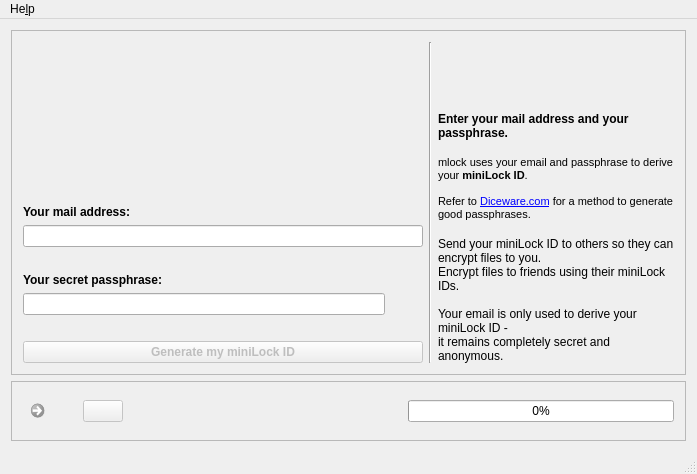
First picture: the form in src/gui/qt-widgets/mlock-gui/mlockmainwindow.ui, repository andre-simon/mikrolock, before the edit.
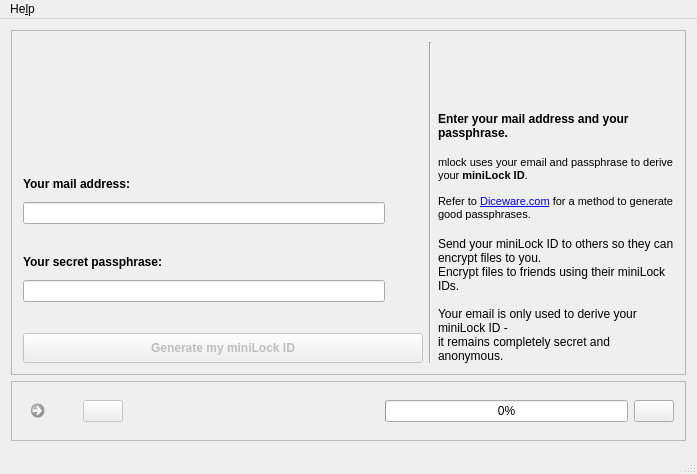
Second picture: the form after the edit. The open tabs and pages were chosen to show the change. Icons and pictures are not drawn.

The edit to the form file:
```diff
--- a/src/gui/qt-widgets/mlock-gui/mlockmainwindow.ui
+++ b/src/gui/qt-widgets/mlock-gui/mlockmainwindow.ui
@@ -31,9 +31,9 @@
        <number>2</number>
       </property>
       <widget class="QWidget" name="page">
-       <layout class="QHBoxLayout" name="horizontalLayout_5">
+       <layout class="QHBoxLayout" name="horizontalLayout_7">
         <item>
-         <layout class="QVBoxLayout" name="verticalLayout_8">
+         <layout class="QVBoxLayout" name="verticalLayout">
           <item>
            <spacer name="verticalSpacer_4">
             <property name="orientation">
@@ -61,6 +61,8 @@
            </widget>
           </item>
           <item>
+           <layout class="QHBoxLayout" name="horizontalLayout_5">
+            <item>
            <widget class="QLineEdit" name="txtMail">
             <property name="toolTip">
              <string>&lt;html&gt;&lt;head/&gt;&lt;body&gt;&lt;p&gt;To remain compatible with the Chrome miniLock extension, enter a valid mail address (you may enter anything as salt value).&lt;/p&gt;&lt;/body&gt;&lt;/html&gt;</string>
@@ -80,6 +82,36 @@
            </widget>
           </item>
           <item>
+             <widget class="QLabel" name="lblMailIcon">
+              <property name="enabled">
+               <bool>false</bool>
+              </property>
+              <property name="minimumSize">
+               <size>
+                <width>32</width>
+                <height>32</height>
+               </size>
+              </property>
+              <property name="maximumSize">
+               <size>
+                <width>32</width>
+                <height>32</height>
+               </size>
+              </property>
+              <property name="text">
+               <string/>
+              </property>
+              <property name="pixmap">
+               <pixmap resource="mlock-gui.qrc">:/Status-mail-unread-icon.png</pixmap>
+              </property>
+              <property name="scaledContents">
+               <bool>true</bool>
+              </property>
+             </widget>
+            </item>
+           </layout>
+          </item>
+          <item>
            <spacer name="verticalSpacer_6">
             <property name="orientation">
              <enum>Qt::Vertical</enum>
@@ -96,10 +128,6 @@
            </spacer>
           </item>
           <item>
-           <layout class="QHBoxLayout" name="horizontalLayout_2">
-            <item>
-             <layout class="QVBoxLayout" name="verticalLayout">
-              <item>
                <widget class="QLabel" name="label_3">
                 <property name="font">
                  <font>
@@ -113,6 +141,8 @@
                </widget>
               </item>
               <item>
+           <layout class="QHBoxLayout" name="horizontalLayout_2">
+            <item>
                <widget class="QLineEdit" name="txtPassPhrase">
                 <property name="toolTip">
                  <string>&lt;html&gt;&lt;head/&gt;&lt;body&gt;&lt;p&gt;Enter a secret passphrase (minimum length: 20 characters). If the length does not exceed 40 characters, the passphrase must consist of at least five random words. A weak passphrase may be declined by the original miniLock Chrome extension.&lt;/p&gt;&lt;/body&gt;&lt;/html&gt;</string>
@@ -131,8 +161,6 @@
                 </property>
                </widget>
               </item>
-             </layout>
-            </item>
             <item>
              <widget class="QLabel" name="lblSecIcon">
               <property name="enabled">
@@ -190,6 +218,12 @@
               <verstretch>0</verstretch>
              </sizepolicy>
             </property>
+            <property name="minimumSize">
+             <size>
+              <width>0</width>
+              <height>30</height>
+             </size>
+            </property>
             <property name="maximumSize">
              <size>
               <width>16777215</width>
@@ -759,6 +793,20 @@
          </property>
         </widget>
        </item>
+       <item>
+        <widget class="QPushButton" name="btnBrowseDestDir">
+         <property name="toolTip">
+          <string>Browse the destination directory.</string>
+         </property>
+         <property name="text">
+          <string/>
+         </property>
+         <property name="icon">
+          <iconset resource="mlock-gui.qrc">
+           <normaloff>:/Actions-document-open-folder-icon.png</normaloff>:/Actions-document-open-folder-icon.png</iconset>
+         </property>
+        </widget>
+       </item>
       </layout>
      </widget>
     </item>
```
Left out of the diff: 4 changed lines with no effect on the pictures. Lines whose indentation alone changed are shown as unchanged.
